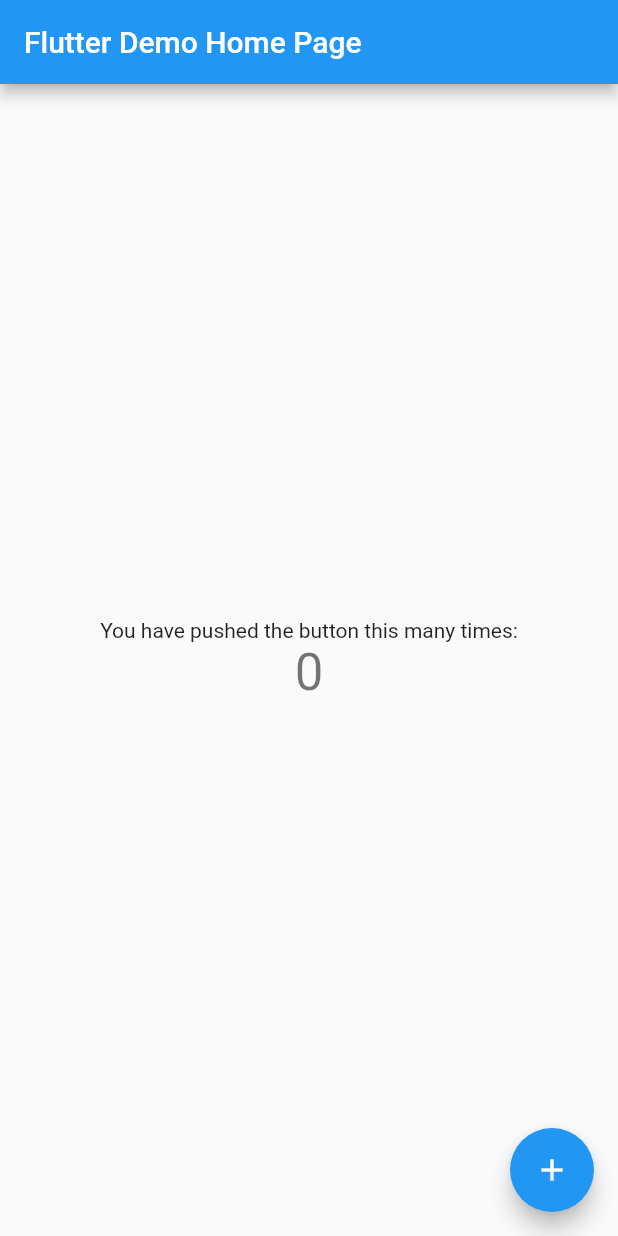
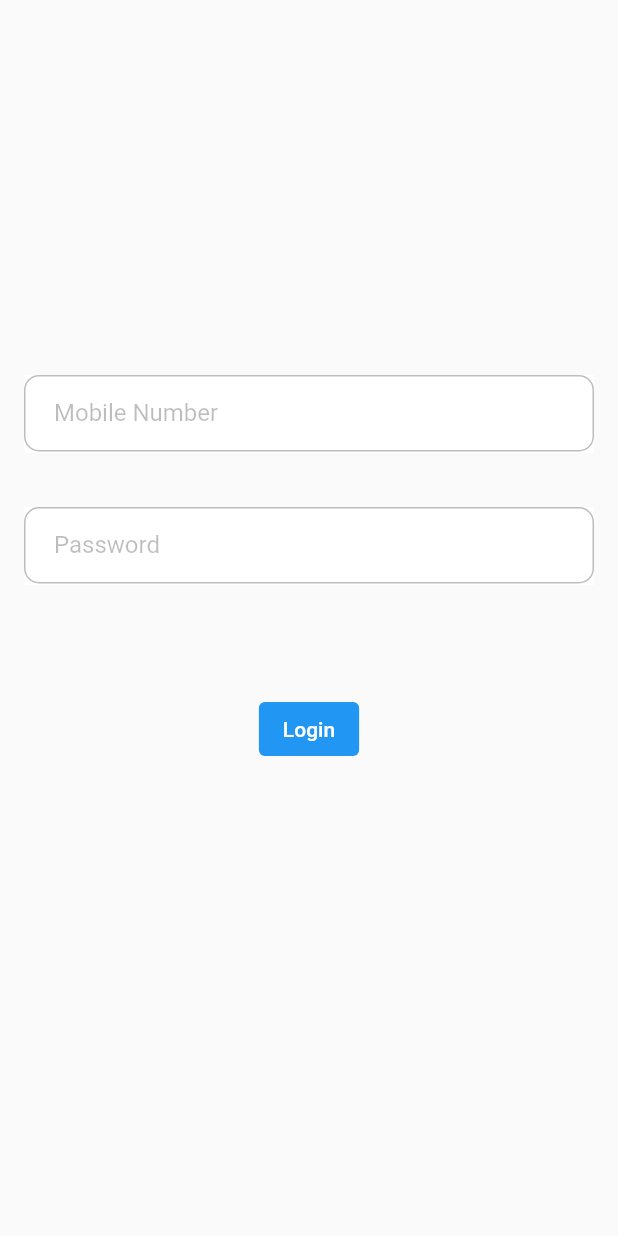
Before and after one commit to rahulv881/bluestacks-infinite-scrolling-flutter-app-assignment, a Flutter app: the screen it shows after launch, on a phone screen of 412 x 824 dp. Run offline on Flutter 3.47's test engine with Material 2 defaults, Android fonts, the phone set to English and light mode, and no system bars.

Commit message:
Created login screen and custom text field

```diff
--- a/lib/main.dart
+++ b/lib/main.dart
@@ -1,4 +1,5 @@
 import 'package:flutter/material.dart';
+import 'package:flutter_assignment/ui/login_page_ui.dart';
 
 void main() {
   runApp(const MyApp());
@@ -11,97 +12,19 @@ class MyApp extends StatelessWidget {
   @override
   Widget build(BuildContext context) {
     return MaterialApp(
-      title: 'Flutter Demo',
+      title: 'Flutter Assignment',
       theme: ThemeData(
+        brightness: Brightness.light,
+        primaryColor: Colors.lightBlue[800],
         fontFamily: 'Roboto',
-        primarySwatch: Colors.blue,
+        textTheme: const TextTheme(
+          headline1: TextStyle(fontSize: 72.0),
+          headline6: TextStyle(fontSize: 36.0),
+          bodyText1: TextStyle(fontSize: 16.0),
+          bodyText2: TextStyle(fontSize: 14.0),
+        ),
       ),
-      home: const MyHomePage(title: 'Flutter Demo Home Page'),
+      home: LoginPage(),
     );
   }
 }
-
-class MyHomePage extends StatefulWidget {
-  const MyHomePage({Key? key, required this.title}) : super(key: key);
-
-  // This widget is the home page of your application. It is stateful, meaning
-  // that it has a State object (defined below) that contains fields that affect
-  // how it looks.
-
-  // This class is the configuration for the state. It holds the values (in this
-  // case the title) provided by the parent (in this case the App widget) and
-  // used by the build method of the State. Fields in a Widget subclass are
-  // always marked "final".
-
-  final String title;
-
-  @override
-  State<MyHomePage> createState() => _MyHomePageState();
-}
-
-class _MyHomePageState extends State<MyHomePage> {
-  int _counter = 0;
-
-  void _incrementCounter() {
-    setState(() {
-      // This call to setState tells the Flutter framework that something has
-      // changed in this State, which causes it to rerun the build method below
-      // so that the display can reflect the updated values. If we changed
-      // _counter without calling setState(), then the build method would not be
-      // called again, and so nothing would appear to happen.
-      _counter++;
-    });
-  }
-
-  @override
-  Widget build(BuildContext context) {
-    // This method is rerun every time setState is called, for instance as done
-    // by the _incrementCounter method above.
-    //
-    // The Flutter framework has been optimized to make rerunning build methods
-    // fast, so that you can just rebuild anything that needs updating rather
-    // than having to individually change instances of widgets.
-    return Scaffold(
-      appBar: AppBar(
-        // Here we take the value from the MyHomePage object that was created by
-        // the App.build method, and use it to set our appbar title.
-        title: Text(widget.title),
-      ),
-      body: Center(
-        // Center is a layout widget. It takes a single child and positions it
-        // in the middle of the parent.
-        child: Column(
-          // Column is also a layout widget. It takes a list of children and
-          // arranges them vertically. By default, it sizes itself to fit its
-          // children horizontally, and tries to be as tall as its parent.
-          //
-          // Invoke "debug painting" (press "p" in the console, choose the
-          // "Toggle Debug Paint" action from the Flutter Inspector in Android
-          // Studio, or the "Toggle Debug Paint" command in Visual Studio Code)
-          // to see the wireframe for each widget.
-          //
-          // Column has various properties to control how it sizes itself and
-          // how it positions its children. Here we use mainAxisAlignment to
-          // center the children vertically; the main axis here is the vertical
-          // axis because Columns are vertical (the cross axis would be
-          // horizontal).
-          mainAxisAlignment: MainAxisAlignment.center,
-          children: <Widget>[
-            const Text(
-              'You have pushed the button this many times:',
-            ),
-            Text(
-              '$_counter',
-              style: Theme.of(context).textTheme.headline4,
-            ),
-          ],
-        ),
-      ),
-      floatingActionButton: FloatingActionButton(
-        onPressed: _incrementCounter,
-        tooltip: 'Increment',
-        child: const Icon(Icons.add),
-      ), // This trailing comma makes auto-formatting nicer for build methods.
-    );
-  }
-}
--- /dev/null
+++ b/lib/ui/login_page_ui.dart
@@ -0,0 +1,62 @@
+import 'package:flutter/material.dart';
+import 'package:flutter_assignment/widgets/custom_text_field.dart';
+
+class LoginPage extends StatefulWidget {
+  LoginPage({Key? key}) : super(key: key);
+
+  @override
+  State<LoginPage> createState() => _LoginPageState();
+}
+
+class _LoginPageState extends State<LoginPage> {
+  @override
+  Widget build(BuildContext context) {
+    return Scaffold(
+      appBar: AppBar(
+        backgroundColor: Colors.transparent,
+        elevation: 0.0,
+      ),
+      body: GestureDetector(
+        behavior: HitTestBehavior.opaque,
+        onTap: () {
+          // * Remove focus and close keyboard for ios devices.
+          FocusScope.of(context).requestFocus(FocusNode());
+        },
+        child: Center(
+          child: SizedBox(
+            height: MediaQuery.of(context).size.width,
+            child: Padding(
+              padding: const EdgeInsets.all(16.0),
+              child: Column(
+                children: [
+                  CustomTextField(
+                    hintText: "Mobile Number",
+                    onEditingComplete: () => removeFocus(),
+                    onChanged: (value) => {},
+                  ),
+                  const SizedBox(height: 36.0),
+                  CustomTextField(
+                    hintText: "Password",
+                    onEditingComplete: () => removeFocus(),
+                  ),
+                  const SizedBox(height: 72.0),
+                  ElevatedButton(
+                    onPressed: () {},
+                    child: const Text("Login"),
+                    style: ElevatedButton.styleFrom(
+                      elevation: 0,
+                    ),
+                  ),
+                ],
+              ),
+            ),
+          ),
+        ),
+      ),
+    );
+  }
+
+  removeFocus() {
+    FocusScope.of(context).nextFocus();
+  }
+}
--- /dev/null
+++ b/lib/widgets/custom_text_field.dart
@@ -0,0 +1,80 @@
+import 'package:flutter/material.dart';
+import 'package:flutter/services.dart';
+
+class CustomTextField extends StatelessWidget {
+  TextEditingController? controller;
+  Function? onEditingComplete;
+  Function? onTap;
+  ValueChanged<String>? onChanged;
+  FocusNode? focusNode;
+  Widget? suffixIcon;
+  List<TextInputFormatter>? inputFormatter;
+  String hintText;
+  bool autoFocus, readOnly, obscureText, enable, error;
+  TextCapitalization textCapitalization;
+  TextInputType keyboardType;
+  TextInputAction textInputAction;
+
+  CustomTextField({
+    this.onTap,
+    this.onEditingComplete,
+    this.controller,
+    this.onChanged,
+    this.hintText = '',
+    this.autoFocus = false,
+    this.readOnly = false,
+    this.textCapitalization = TextCapitalization.none,
+    this.keyboardType = TextInputType.text,
+    this.textInputAction = TextInputAction.next,
+    this.inputFormatter,
+    this.obscureText = false,
+    this.focusNode,
+    this.enable = true,
+    this.error = false,
+    this.suffixIcon,
+  });
+
+  @override
+  Widget build(BuildContext context) {
+    final theme = Theme.of(context);
+
+    return Container(
+      height: 52,
+      decoration: const BoxDecoration(color: Colors.white),
+      child: TextFormField(
+        cursorHeight: 20,
+        cursorWidth: 1,
+        controller: controller,
+        focusNode: focusNode,
+        decoration: InputDecoration(
+          contentPadding:
+              const EdgeInsets.only(left: 20, right: 20, top: 16, bottom: 16),
+          suffixIcon: suffixIcon,
+          labelStyle: const TextStyle(color: Colors.black26),
+          enabledBorder: OutlineInputBorder(
+            borderSide: const BorderSide(color: Colors.black26),
+            borderRadius: BorderRadius.circular(10.0),
+          ),
+          focusedBorder: OutlineInputBorder(
+            borderSide: BorderSide(
+                color: enable
+                    ? (error ? Colors.red : theme.primaryColor)
+                    : Colors.black.withOpacity(0.4)),
+            borderRadius: BorderRadius.circular(8.0),
+          ),
+          labelText: hintText,
+        ),
+        onEditingComplete: () => onEditingComplete!(),
+        onChanged: onChanged,
+        autofocus: autoFocus,
+        readOnly: readOnly || !enable,
+        textCapitalization: textCapitalization,
+        keyboardType: keyboardType,
+        textInputAction: textInputAction,
+        onTap: () => onTap!(),
+        inputFormatters: inputFormatter,
+        obscureText: obscureText,
+      ),
+    );
+  }
+}
```
